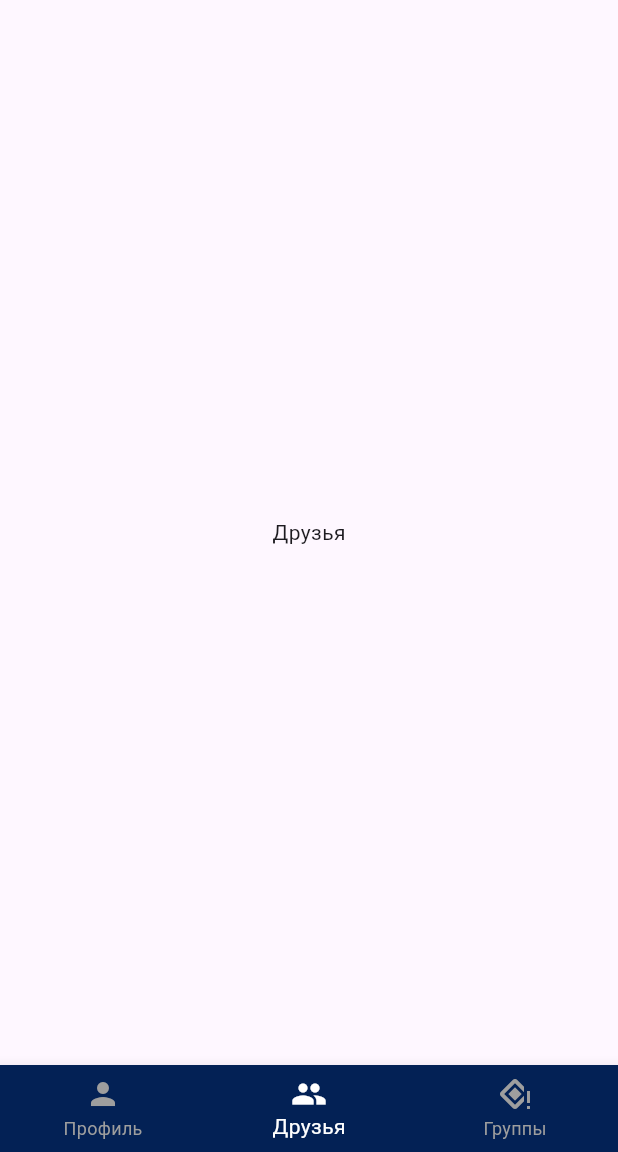
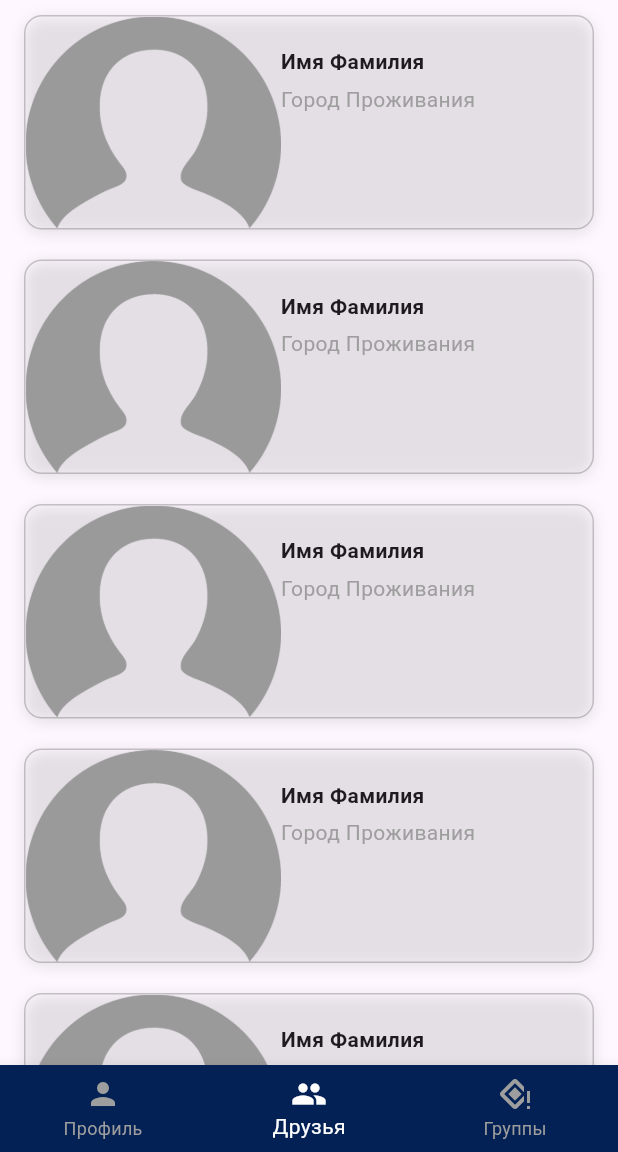
Before and after one commit to Maksim11011/tutorialapp, a Flutter app: the MainScreenWidget screen opened by its route, item 2 of the bottom bar chosen, on a phone screen of 412 x 824 dp, the part 84-1236 px from its top. Run offline on Flutter 3.47's test engine with Material 3 defaults, Android fonts, the phone set to English and light mode, and no system bars.

Commit message:
add listviewbuilder

```diff
--- /dev/null
+++ b/lib/resources/app_images.dart
@@ -0,0 +1,7 @@
+part of 'resources.dart';
+
+class AppImages {
+  AppImages._();
+
+  static const String profile = 'images/profile.png';
+}
--- /dev/null
+++ b/lib/resources/resources.dart
@@ -0,0 +1 @@
+part 'app_images.dart';
--- a/lib/widgets/auth/auth_widget.dart
+++ b/lib/widgets/auth/auth_widget.dart
@@ -95,9 +95,7 @@ class __FormWidgetState extends State<_FormWidget> {
     setState(() {});
   }
 
-  void _resetPassword() {
-    print('Reset password');
-  }
+  void _resetPassword() {}
 
   @override
   Widget build(BuildContext context) {
--- /dev/null
+++ b/lib/widgets/friends_list/friens_list_widget.dart
@@ -0,0 +1,67 @@
+import 'package:flutter/material.dart';
+import 'package:tutorialapp/resources/resources.dart';
+
+class FriendsListWidget extends StatelessWidget {
+  const FriendsListWidget({super.key});
+
+  @override
+  Widget build(BuildContext context) {
+    return ListView.builder(
+        itemCount: 10,
+        itemExtent: 163,
+        itemBuilder: (BuildContext context, int index) {
+          return Padding(
+            padding: const EdgeInsets.symmetric(horizontal: 16, vertical: 10),
+            child: Stack(
+              children: [
+                Container(
+                  decoration: BoxDecoration(
+                      border: Border.all(color: Colors.black.withOpacity(0.2)),
+                      borderRadius: const BorderRadius.all(Radius.circular(12)),
+                      boxShadow: [
+                        BoxShadow(
+                            color: Colors.black.withOpacity(0.1),
+                            blurRadius: 8,
+                            offset: const Offset(0, 2))
+                      ]),
+                  clipBehavior: Clip.hardEdge,
+                  child: const Row(
+                    children: [
+                      Image(image: AssetImage(AppImages.profile)),
+                      Expanded(
+                        child: Column(
+                          crossAxisAlignment: CrossAxisAlignment.start,
+                          children: [
+                            SizedBox(height: 20),
+                            Text(
+                              'Имя Фамилия',
+                              style: TextStyle(fontWeight: FontWeight.bold),
+                              maxLines: 1,
+                              overflow: TextOverflow.ellipsis,
+                            ),
+                            SizedBox(height: 5),
+                            Text(
+                              'Город Проживания',
+                              style: TextStyle(color: Colors.grey),
+                              maxLines: 1,
+                              overflow: TextOverflow.ellipsis,
+                            ),
+                          ],
+                        ),
+                      )
+                    ],
+                  ),
+                ),
+                Material(
+                  color: Colors.transparent,
+                  child: InkWell(
+                    borderRadius: BorderRadius.circular(12),
+                    onTap: () {},
+                  ),
+                )
+              ],
+            ),
+          );
+        });
+  }
+}
--- a/lib/widgets/main_screen/main_screen_widget.dart
+++ b/lib/widgets/main_screen/main_screen_widget.dart
@@ -1,4 +1,5 @@
 import 'package:flutter/material.dart';
+import 'package:tutorialapp/widgets/friends_list/friens_list_widget.dart';
 
 class MainScreenWidget extends StatefulWidget {
   const MainScreenWidget({super.key});
@@ -13,9 +14,7 @@ class _MainScreenWidgetState extends State<MainScreenWidget> {
     Text(
       'Мой профиль',
     ),
-    Text(
-      'Друзья',
-    ),
+    FriendsListWidget(),
     Text(
       'Группы',
     ),
--- a/pubspec.yaml
+++ b/pubspec.yaml
@@ -59,9 +59,8 @@ flutter:
   uses-material-design: true
 
   # To add assets to your application, add an assets section, like this:
-  # assets:
-  #   - images/a_dot_burr.jpeg
-  #   - images/a_dot_ham.jpeg
+  assets:
+    - images/
 
   # An image asset can refer to one or more resolution-specific "variants", see
   # https://flutter.dev/assets-and-images/#resolution-aware
--- /dev/null
+++ b/spider.yaml
@@ -0,0 +1,35 @@
+# Generated by Spider
+# For more info on configuration, visit https://birjuvachhani.github.io/spider/grouping/
+# Generates unit tests to verify that the assets exists in assets directory
+generate_tests: false
+
+# Use this to remove vcs noise created by the `generated` comments in dart code
+no_comments: true
+
+# Exports all the generated file as the one library
+export: true
+
+# This allows you to import all the generated references with 1 single import!
+use_part_of: true
+
+# Generates a variable that contains a list of all asset values.
+use_references_list: false
+
+# Generates files with given ignore rules for file.
+# ignored_rules:
+#   - public_member_api_docs
+
+# Generates dart font family references for fonts specified in pubspec.yaml
+# fonts: true
+# -------- OR --------
+# fonts:
+#   class_name: MyFonts
+#   file_name: my_fonts
+
+# Location where all the generated references will be stored
+package: resources
+
+groups:
+  - path: images
+    class_name: AppImages
+    types: [ .png, .jpg, .jpeg, .webp, .webm, .bmp ]
```
Also changed, not shown: images/profile.png (added), 3 other files.
